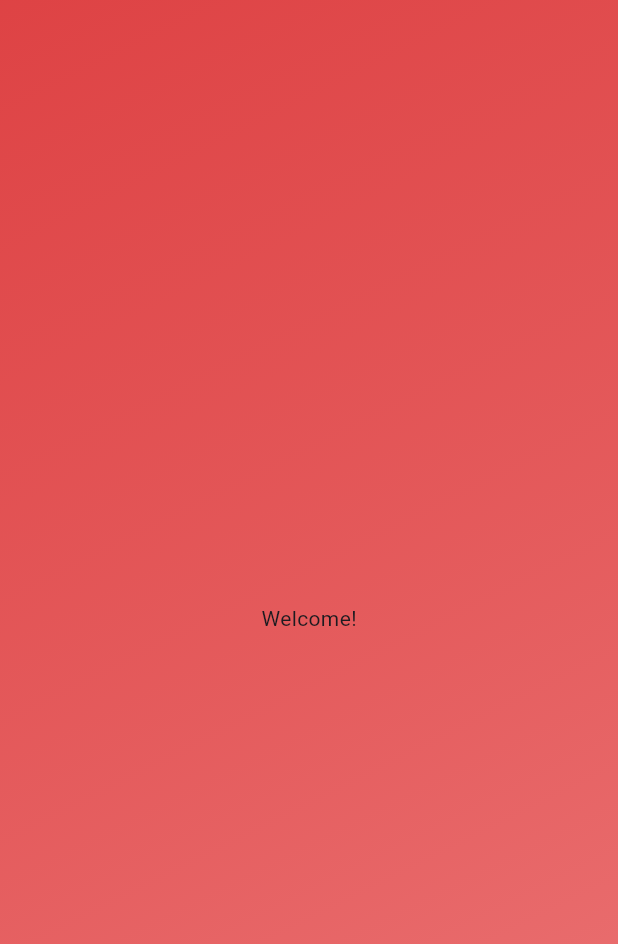
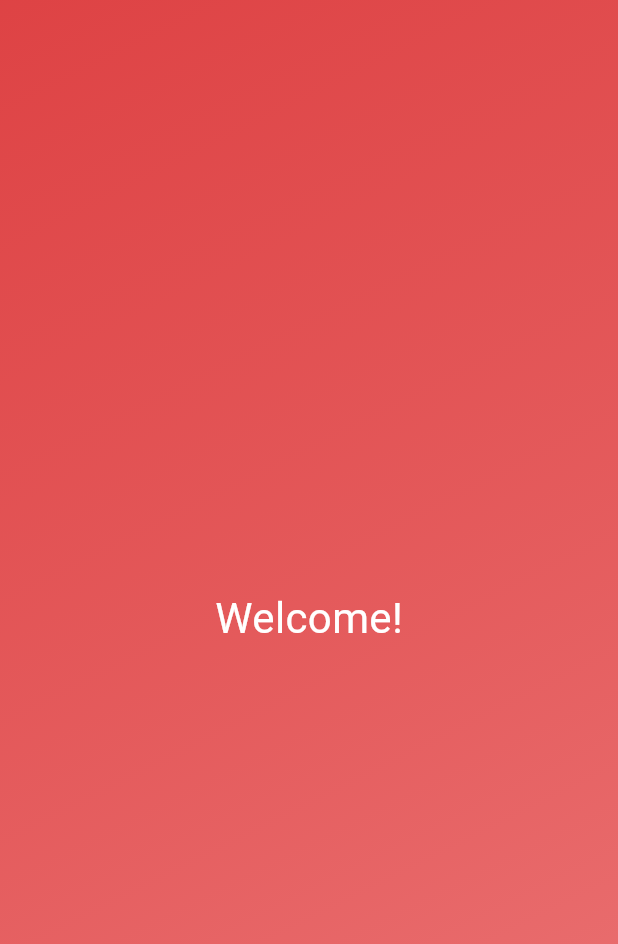
Before and after one commit to salvatoresalanitro/roll_dice_app, a Flutter app: the screen it shows after launch, on a phone screen of 412 x 824 dp. Shown: the top 944 px of the screen. Run offline on Flutter 3.47's test engine with Material 3 defaults, Android fonts, the phone set to English and light mode, and no system bars.

Commit message:
divide components in separate class

```diff
--- /dev/null
+++ b/lib/gradient_container.dart
@@ -0,0 +1,25 @@
+import 'package:flutter/material.dart';
+import 'package:roll_dice_app/styled_text.dart';
+
+class GradientContainer extends StatelessWidget {
+  const GradientContainer({super.key});
+
+  @override
+  Widget build(BuildContext context) {
+    return Container(
+      decoration: BoxDecoration(
+        gradient: LinearGradient(
+          colors: [
+            const Color.fromARGB(199, 213, 16, 16),
+            const Color.fromARGB(226, 233, 102, 102),
+          ],
+          begin: Alignment.topLeft,
+          end: Alignment.bottomRight
+          ),
+      ),
+      child: Center(
+        child: StyledText(),
+      ),
+    );
+  }
+}
--- a/lib/main.dart
+++ b/lib/main.dart
@@ -1,22 +1,11 @@
 import 'package:flutter/material.dart';
+import 'package:roll_dice_app/gradient_container.dart';
 
 void main() {
   runApp(
     MaterialApp(
       home: Scaffold(
-        body: Container(
-          decoration: BoxDecoration(
-            gradient: LinearGradient(
-              colors: [
-                const Color.fromARGB(199, 213, 16, 16),
-                const Color.fromARGB(226, 233, 102, 102),
-              ],
-              begin: Alignment.topLeft,
-              end: Alignment.bottomRight
-              ),
-          ),
-          child: Center(child: Text('Welcome!')),
-        ),
+        body: GradientContainer(),
       ),
     ),
   );
--- /dev/null
+++ b/lib/styled_text.dart
@@ -0,0 +1,16 @@
+import 'package:flutter/material.dart';
+
+class StyledText extends StatelessWidget {
+  const StyledText({super.key});
+
+  @override
+  Widget build(BuildContext context) {
+    return Text(
+      'Welcome!',
+      style: TextStyle(
+        color: Colors.white,
+        fontSize: 28,
+      ),
+    );
+  }
+}
```
